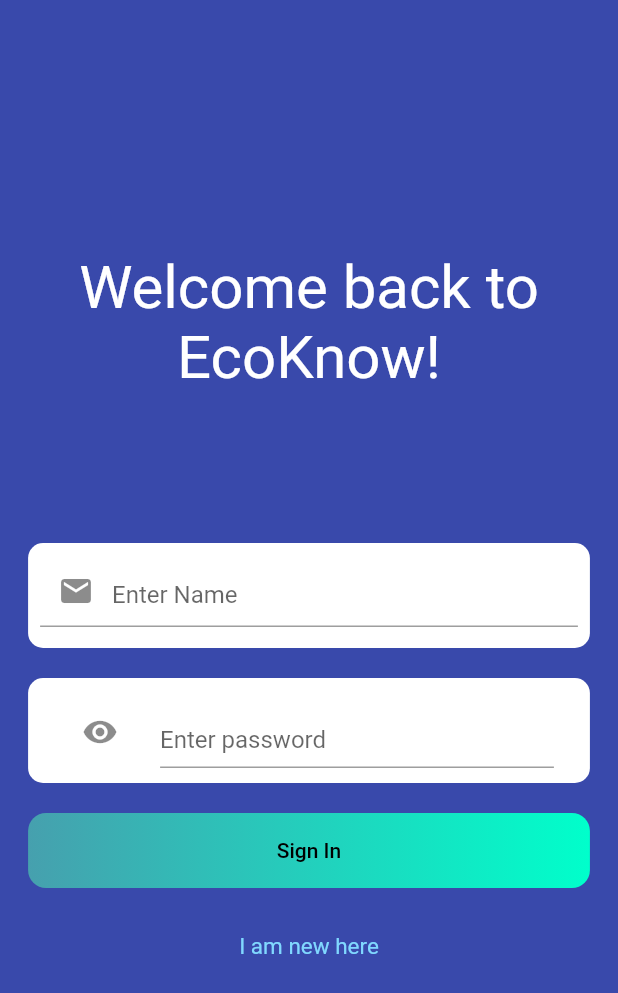
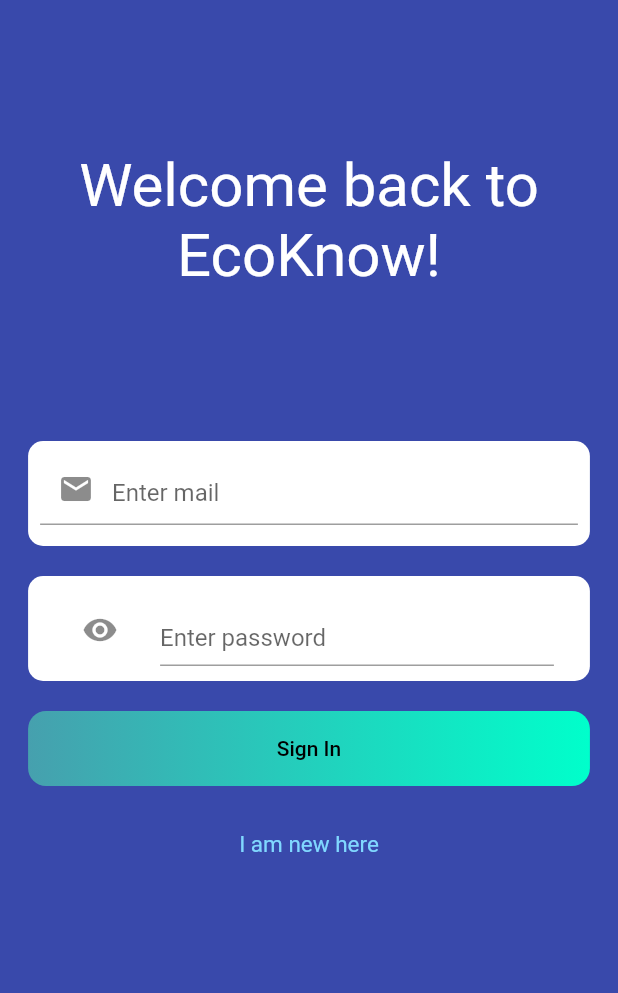
Before and after one commit to Saransh-cpp/EVSQuizApp, a Flutter app: the screen it shows after launch, on a phone screen of 412 x 824 dp. Shown: the top 993 px of the screen. Run offline on Flutter 3.47's test engine with Material 2 defaults, Android fonts, the phone set to English and light mode, and no system bars; our stand-ins replace cloud_firestore, curved_navigation_bar, firebase_auth, firebase_core, flutter_spinkit; accounts and stored records are empty.

```diff
--- a/lib/model/user.dart
+++ b/lib/model/user.dart
@@ -4,19 +4,21 @@ class UserModel {
   static const ID = "uid";
   static const NAME = "name";
   static const EMAIL = "email";
-  static const STRIPE_ID = "stripeId";
-  static const NUMBER = 'number';
-  static const USERIMAGE = 'userImage';
-  static const BIO = 'bio';
+  // static const STRIPE_ID = "stripeId";
+  // static const NUMBER = 'number';
+  // static const USERIMAGE = 'userImage';
+  // static const BIO = 'bio';
+  static const HIGHSCORE = 'highscore';
 
 
   String _name;
   String _email;
   String _id;
-  String _stripeId;
-  String _number;
-  String _userImage;
-  String _bio;
+  int _highscore;
+  // String _stripeId;
+  // String _number;
+  // String _userImage;
+  // String _bio;
 
 
 //  getters
@@ -26,23 +28,26 @@ class UserModel {
 
   String get id => _id;
 
-  String get stripeId => _stripeId;
+  int get highscore => _highscore;
 
-  String get number => _number;
+  // String get stripeId => _stripeId;
+
+  // String get number => _number;
 
 
-  String get userImage => _userImage;
+  // String get userImage => _userImage;
 
-  String get bio => _bio;
+  // String get bio => _bio;
 
 
   UserModel.fromSnapshot(DocumentSnapshot snapshot) {
     _name = snapshot.data()[NAME];
     _email = snapshot.data()[EMAIL];
     _id = snapshot.data()[ID];
-    _number = snapshot.data()[NUMBER] ?? '';
-    _userImage = snapshot.data()[USERIMAGE] ?? "";
-    _stripeId = snapshot.data()[STRIPE_ID] ?? "";
-    _bio = snapshot.data()[BIO] ?? "";
+    _highscore = snapshot.data()[HIGHSCORE] ?? 0;
+    // _number = snapshot.data()[NUMBER] ?? '';
+    // _userImage = snapshot.data()[USERIMAGE] ?? "";
+    // _stripeId = snapshot.data()[STRIPE_ID] ?? "";
+    // _bio = snapshot.data()[BIO] ?? "";
   }
 }
--- a/lib/screens/LoginPage.dart
+++ b/lib/screens/LoginPage.dart
@@ -67,8 +67,11 @@ class _SignInState extends State<SignIn> {
     final user = Provider.of<UserProvider>(context);
     return user.status == Status.Authenticating ? Loading() : Scaffold(
         backgroundColor: Colors.indigo[600],
-        body: Center(
+        body: SafeArea(
+          child: SingleChildScrollView(
+            child: Center(
               child: Container(
+                padding: EdgeInsets.fromLTRB(0, 100, 0, 0),
                   child: Form(
                     key: _formKey,
                     child: Column(
@@ -98,7 +101,7 @@ class _SignInState extends State<SignIn> {
                           child: TextFormField(
                             controller: _emailTextController,
                             decoration: InputDecoration(
-                            hintText: "Enter Name",
+                                hintText: "Enter mail",
                                 prefixIcon: Icon(Icons.mail)),
                             validator: (val) =>
                             val.isEmpty ? 'Enter an email' : null,
@@ -251,6 +254,8 @@ class _SignInState extends State<SignIn> {
                     ),
                   )
               ),
+            ),
+          ),
         )
     );
   }
--- a/lib/services/user.dart
+++ b/lib/services/user.dart
@@ -1,7 +1,6 @@
 import 'dart:async';
 import 'package:cloud_firestore/cloud_firestore.dart';
 import 'package:evs_quiz_app/model/user.dart';
-import 'package:flutter/cupertino.dart';
 
 class UserServices {
   FirebaseFirestore _firestore = FirebaseFirestore.instance;
```
Also changed, not shown: lib/provider/user.dart (+26 -29 lines), lib/screens/Register.dart (+6 -65 lines). Lines whose indentation alone changed are shown as unchanged.
